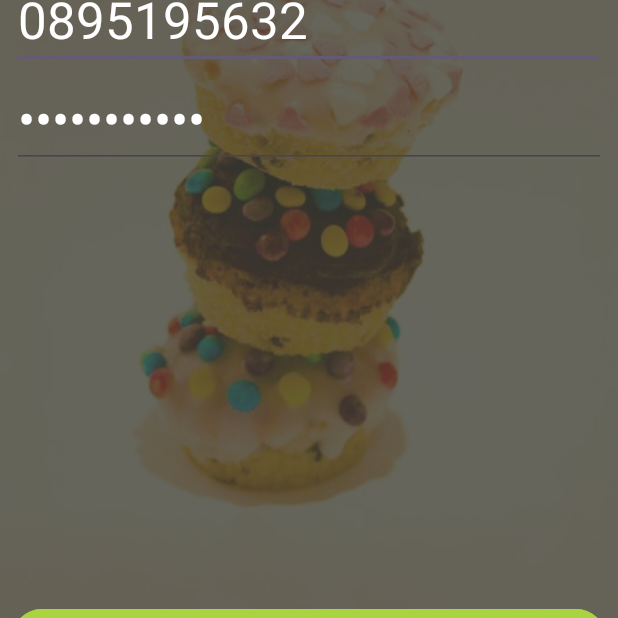
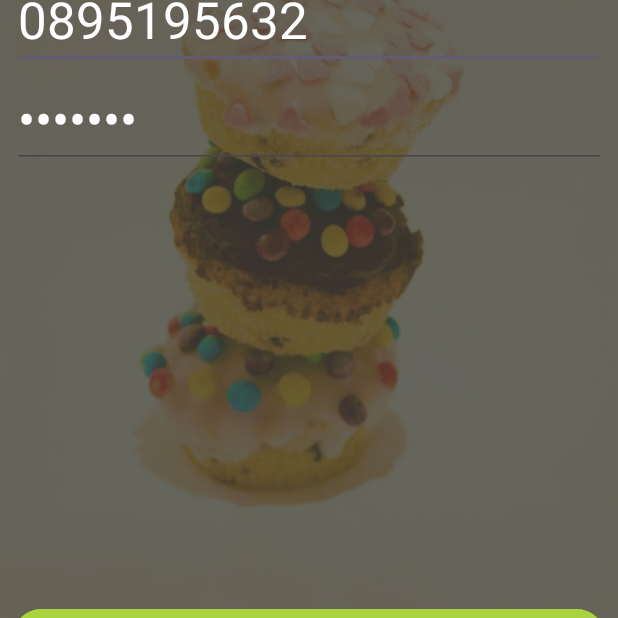
Before and after one commit to CharlieScarver/NomNomFood, an Android app: the SignIn screen opened directly, with no data from a screen before it, on a phone screen of 412 x 824 dp, the part 549-1167 px from its top. Run offline under Robolectric (Android 15) with nearby library versions, the phone set to English and light mode, and no system bars; our stand-ins replace Firebase (no records; nobody signed in at launch, a user with empty details on screens opened directly); plain views replace FButton, MaterialEditText.

Commit message:
Default pass text

```diff
--- a/app/src/main/res/layout/activity_sign_in.xml
+++ b/app/src/main/res/layout/activity_sign_in.xml
@@ -40,7 +40,7 @@
             android:layout_width="match_parent"
             android:layout_height="wrap_content"
             android:textColorHint="@android:color/white"
-            android:text="Ivan Petrov"
+            android:text="Pasta3!"
             android:textColor="@android:color/white"
             android:textSize="34sp"
             android:inputType="textPassword" />
```
